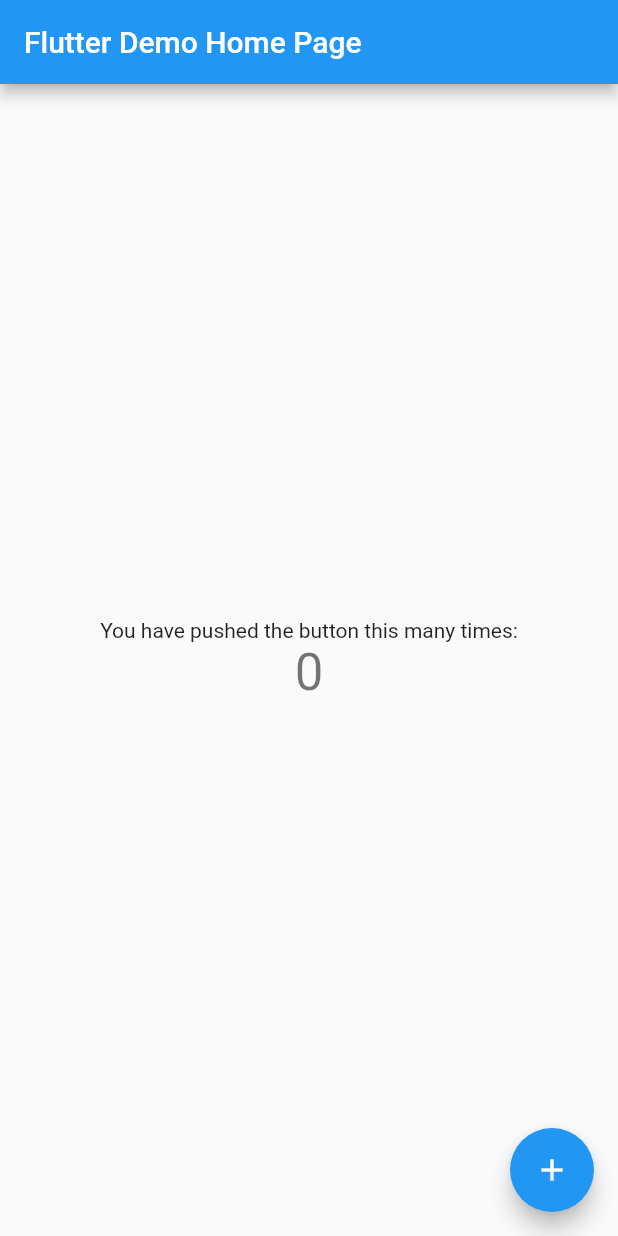
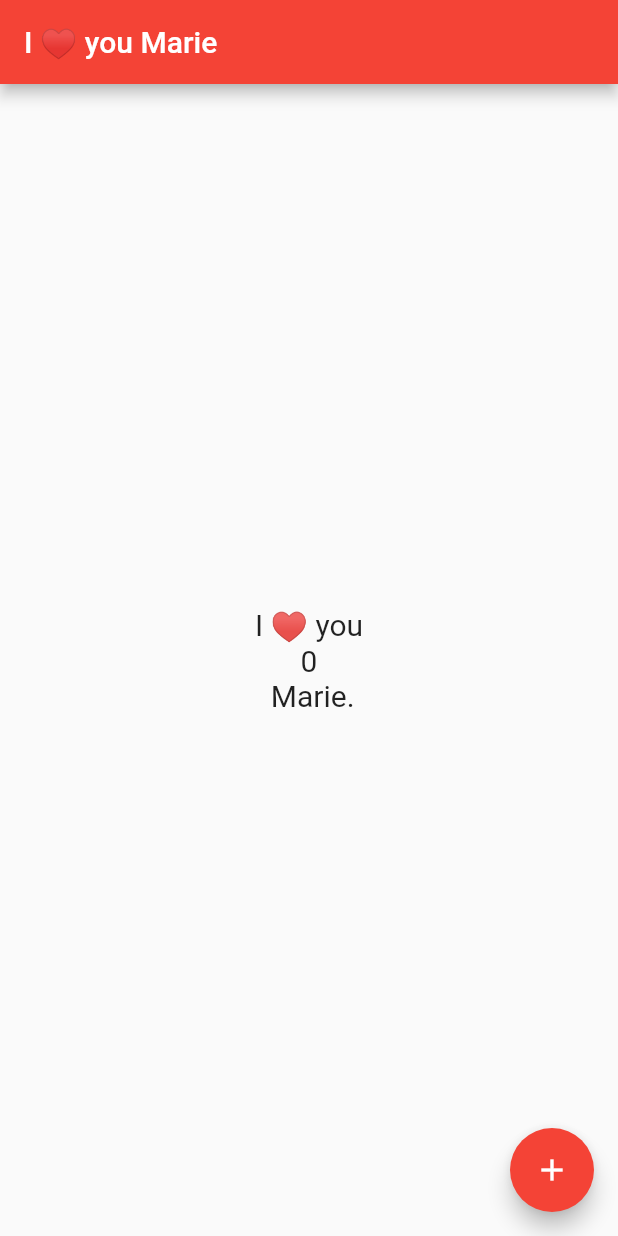
Before and after one commit to meewii/flutter_corona_games, a Flutter app: the screen it shows after launch, on a phone screen of 412 x 824 dp. Run offline on Flutter 3.47's test engine with Material 2 defaults, Android fonts, the phone set to English and light mode, and no system bars; our stand-ins replace bloc, equatable.

Commit message:
init commit

```diff
--- /dev/null
+++ b/lib/features/test_feature/presentation/bloc/test_feature_event.dart
@@ -0,0 +1,4 @@
+part of 'test_feature_bloc.dart';
+abstract class TestFeatureEvent extends Equatable {
+  const TestFeatureEvent();
+}
--- a/lib/main.dart
+++ b/lib/main.dart
@@ -20,9 +20,9 @@ class MyApp extends StatelessWidget {
         // or simply save your changes to "hot reload" in a Flutter IDE).
         // Notice that the counter didn't reset back to zero; the application
         // is not restarted.
-        primarySwatch: Colors.blue,
+        primarySwatch: Colors.red,
       ),
-      home: MyHomePage(title: 'Flutter Demo Home Page'),
+      home: MyHomePage(title: 'I ♥ you Marie'),
     );
   }
 }
@@ -94,11 +94,16 @@ class _MyHomePageState extends State<MyHomePage> {
           mainAxisAlignment: MainAxisAlignment.center,
           children: <Widget>[
             Text(
-              'You have pushed the button this many times:',
+              'I ♥ you',
+              style: TextStyle(fontSize: 20.0),
             ),
             Text(
               '$_counter',
-              style: Theme.of(context).textTheme.headline4,
+              style: TextStyle(fontSize: 20.0),
+            ),
+            Text(
+              ' Marie.',
+              style: TextStyle(fontSize: 20.0),
             ),
           ],
         ),
```
Also changed, not shown: lib/features/test_feature/presentation/bloc/test_feature_bloc.dart (added, +14 -0 lines), lib/features/test_feature/presentation/bloc/test_feature_state.dart (added, +8 -0 lines).
